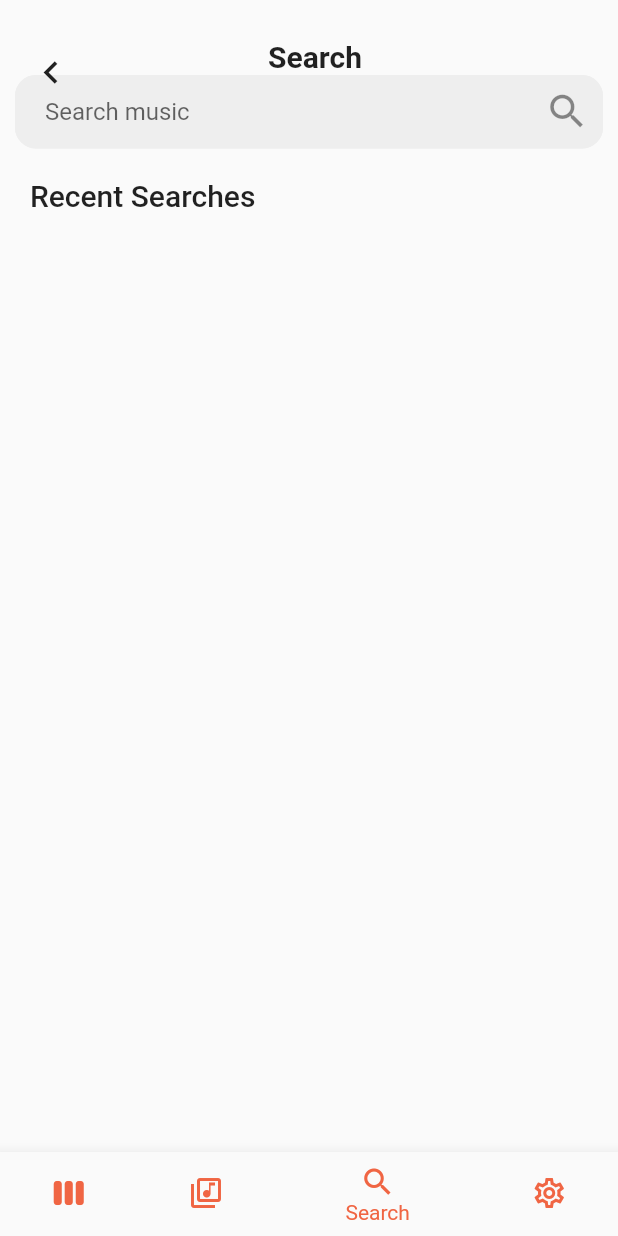
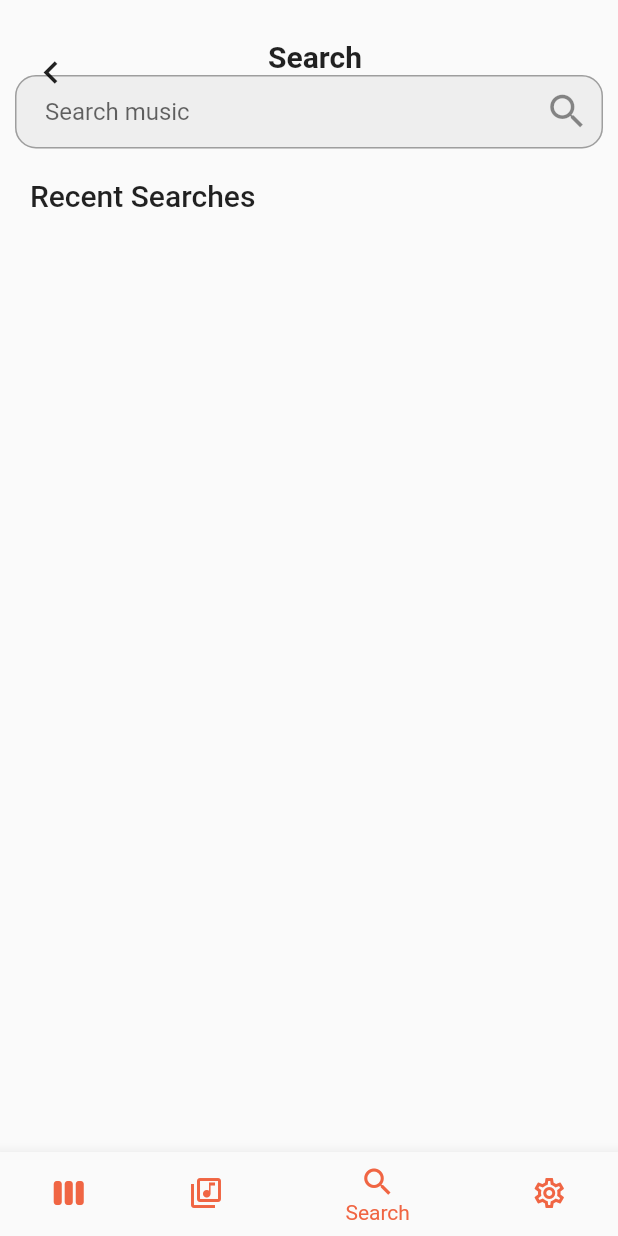
Before and after one commit to didierdrin/umva, a Flutter app: the screen it shows after launch, swiped to page 3, on a phone screen of 412 x 824 dp. Run offline on Flutter 3.47's test engine with Material 2 defaults, Android fonts, the phone set to English and light mode, and no system bars; our stand-ins replace google_fonts, page_transition; missing offline and left inert: youtube_api; Roboto replaces fonts that are missing (Dosis).

Commit message:
Another commit

```diff
--- a/lib/main.dart
+++ b/lib/main.dart
@@ -1,6 +1,5 @@
 // Main Page
 import 'package:flutter/material.dart';
-import 'dart:async';
 // Page import
 import 'pages/splashpage.dart';
 
--- a/lib/pages/library.dart
+++ b/lib/pages/library.dart
@@ -5,7 +5,7 @@ import 'package:google_fonts/google_fonts.dart';
 import 'package:umva/pages/nowplaying.dart';
 
 class LibraryPage extends StatefulWidget {
-  LibraryPage({Key key}) : super(key: key);
+  LibraryPage({Key? key}) : super(key: key);
   @override
   State<StatefulWidget> createState() => LibraryPageState();
 }
--- a/lib/pages/nowplaying.dart
+++ b/lib/pages/nowplaying.dart
@@ -6,7 +6,7 @@ import 'package:page_transition/page_transition.dart';
 import 'overall.dart';
 
 class NowPlayingPage extends StatefulWidget {
-  NowPlayingPage({Key key}) : super(key: key);
+  NowPlayingPage({Key ? key}) : super(key: key);
   @override
   State<StatefulWidget> createState() => NowPlayingPageState();
 }
--- a/lib/pages/overall.dart
+++ b/lib/pages/overall.dart
@@ -9,7 +9,7 @@ import 'library.dart';
 import 'nowplaying.dart';
 
 class OverallPage extends StatefulWidget {
-  OverallPage({Key key, this.show}) : super(key: key);
+  OverallPage({Key? key, this.show}) : super(key: key);
   final bool show;
   @override
   State<StatefulWidget> createState() => OverallPageState();
--- a/lib/pages/search.dart
+++ b/lib/pages/search.dart
@@ -5,15 +5,15 @@ import 'package:youtube_api/youtube_api.dart';
 // Page imports
 
 class SearchPage extends StatefulWidget {
+  SearchPage({Key? key, this.searchContent}) : super(key: key);
   final String searchContent;
-  SearchPage({Key key, this.searchContent}) : super(key: key);
   @override
   State<StatefulWidget> createState() => SearchPageState();
 }
 
 class SearchPageState extends State<SearchPage> {
   TextStyle style = GoogleFonts.dosis(fontSize: 16.0);
-  static String key = "AIzaSyD8odcZLSk8VvAhI4AyESvZmKWoL1CjKfM";
+  static String key = "AIzaSyCCGus7hZ2jLCdXfNC3KSl1J5D80BPJ5bc";
   YoutubeAPI ytApi = YoutubeAPI(key);
   List<YT_API> ytResult = [];
 
@@ -53,11 +53,13 @@ class SearchPageState extends State<SearchPage> {
         hintText: 'Search music',
         focusedBorder: OutlineInputBorder(
           borderRadius: BorderRadius.circular(14),
-          borderSide: BorderSide(color: Colors.grey[200]),
+          borderSide: BorderSide(color: Colors.grey),
         ),
         enabledBorder: OutlineInputBorder(
           borderRadius: BorderRadius.circular(14),
-          borderSide: BorderSide(color: Colors.grey[200]),
+          borderSide: BorderSide(
+            color: Colors.grey,
+          ),
         ),
       ),
     );
--- a/lib/pages/settings.dart
+++ b/lib/pages/settings.dart
@@ -4,7 +4,7 @@ import 'package:google_fonts/google_fonts.dart';
 // Page imports
 
 class SettingsPage extends StatefulWidget {
-  SettingsPage({Key key}) : super(key: key);
+  SettingsPage({Key? key}) : super(key: key);
   @override
   State<StatefulWidget> createState() => SettingsPageState();
 }
--- a/lib/pages/splashpage.dart
+++ b/lib/pages/splashpage.dart
@@ -7,7 +7,7 @@ import 'package:google_fonts/google_fonts.dart';
 import 'overall.dart';
 
 class SplashPage extends StatefulWidget {
-  SplashPage({Key key}) : super(key: key);
+  SplashPage({Key? key}) : super(key: key);
   @override
   State<StatefulWidget> createState() => SplashPageState();
 }
--- a/pubspec.yaml
+++ b/pubspec.yaml
@@ -28,6 +28,9 @@ dependencies:
   # The following adds the Cupertino Icons font to your application.
   # Use with the CupertinoIcons class for iOS style icons.
   cupertino_icons: ^1.0.2
+  page_transition: ^2.0.2
+  youtube_api: ^0.8.0
+  google_fonts: ^1.1.2
 
 dev_dependencies:
   flutter_test:
```
Also changed, not shown: lib/pages/playlist.dart (+18 -9 lines), lib/pages/playlistsong.dart (+5 -3 lines), pubspec.lock.
